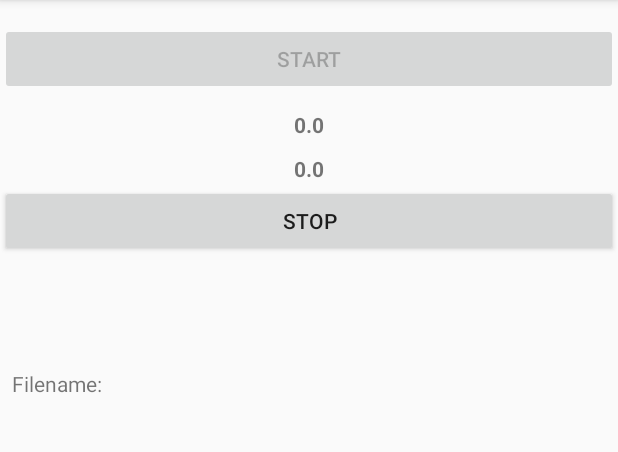
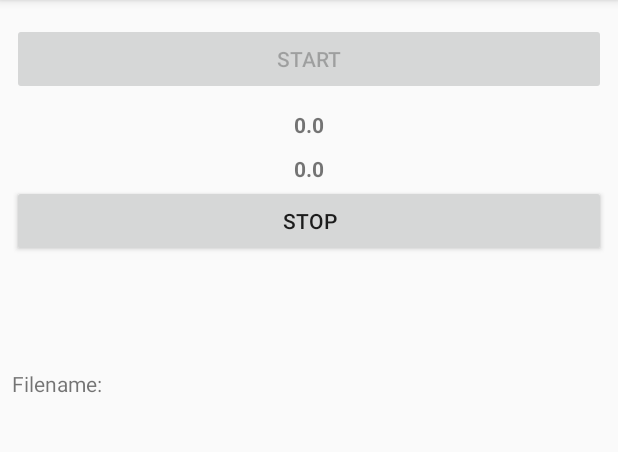
Before and after one commit to Govoz/InertialTracker, an Android app: the MainActivity screen opened directly, with no data from a screen before it, after a tap on an icon or button, on a phone screen of 412 x 824 dp, the part 84-536 px from its top. Run offline under Robolectric (Android 15) with nearby library versions, the phone set to English and light mode, and no system bars; 2 other taps on this screen came first.

Commit message:
.........

```diff
--- a/app/src/main/AndroidManifest.xml
+++ b/app/src/main/AndroidManifest.xml
@@ -16,15 +16,18 @@
         android:label="@string/app_name"
         android:supportsRtl="true"
         android:theme="@style/Theme.AppCompat.Light.NoActionBar">
-        <activity android:name=".MainActivity">
+        <activity
+            android:name=".MainActivity"
+            android:screenOrientation="portrait">
             <intent-filter>
                 <action android:name="android.intent.action.MAIN"/>
 
                 <category android:name="android.intent.category.LAUNCHER"/>
             </intent-filter>
         </activity>
-        <activity android:name=".TestActivity"/>
-
+        <activity
+            android:name=".TestActivity"
+            android:screenOrientation="portrait"/>
         <service android:name=".logData"/>
         <service android:name=".checkSend"/>
     </application>
--- a/app/src/main/java/com/example/federico/inertialtracker/JsonUtils.java
+++ b/app/src/main/java/com/example/federico/inertialtracker/JsonUtils.java
@@ -154,12 +154,6 @@ class JsonUtils {
     return file;
   }
 
-  static String readJsonFile() {
-    prepareJson();
-    String json = getJsonFile().toString();
-
-    return json;
-  }
 
   static JSONObject prepareToSend() {
     prepareJson();
--- a/app/src/main/java/com/example/federico/inertialtracker/MainActivity.java
+++ b/app/src/main/java/com/example/federico/inertialtracker/MainActivity.java
@@ -1,6 +1,5 @@
 package com.example.federico.inertialtracker;
 
-import android.app.Activity;
 import android.content.Intent;
 import android.location.Location;
 import android.net.Uri;
@@ -15,16 +14,6 @@ import android.view.View;
 import android.widget.Button;
 import android.widget.TextView;
 import android.widget.Toast;
-
-import org.json.JSONObject;
-
-import java.io.File;
-import java.io.FileNotFoundException;
-import java.io.FileOutputStream;
-import java.io.IOException;
-import java.io.OutputStreamWriter;
-
-import static java.security.AccessController.getContext;
 
 public class MainActivity extends AppCompatActivity {
 
@@ -47,7 +36,7 @@ public class MainActivity extends AppCompatActivity {
 
     //--------------START BUTTON -----------------------------------------
     final Button start = (Button) findViewById(R.id.start_button);
-    final Button stop = (Button) findViewById(R.id.stop);
+    final Button stop = (Button) findViewById(R.id.stop_button);
 
     start.setOnClickListener(new View.OnClickListener() {
       @Override
@@ -55,7 +44,7 @@ public class MainActivity extends AppCompatActivity {
         Toast.makeText(MainActivity.this, "Start", Toast.LENGTH_SHORT).show();
 
         // Get GPS Position && set Label
-          startGps = position.getGpsPosition(MainActivity.this);
+        startGps = position.getGpsPosition();
         TextView latitudeText = (TextView) findViewById(R.id.latitudeGPS_start);
         TextView longitudeText = (TextView) findViewById(R.id.longitudeGPS_start);
 
@@ -87,7 +76,7 @@ public class MainActivity extends AppCompatActivity {
 
       @Override
       public void onClick(View v) {
-        stopGps = position.getGpsPosition(MainActivity.this);
+        stopGps = position.getGpsPosition();
 
         TextView latitudeText = (TextView) findViewById(R.id.latitudeGPS_stop);
         TextView longitudeText = (TextView) findViewById(R.id.longitudeGPS_stop);
@@ -109,7 +98,7 @@ public class MainActivity extends AppCompatActivity {
         String longitudeStart = String.valueOf(startGps.getLongitude());
         String latitudeStop = String.valueOf(stopGps.getLatitude());
         String longitudeStop = String.valueOf(stopGps.getLongitude());
-        String fileName = JsonUtils.setFileName(latitudeStart, longitudeStart, latitudeStop, longitudeStop );
+        String fileName = JsonUtils.setFileName(latitudeStart, longitudeStart, latitudeStop, longitudeStop);
 
         String jsonString = JsonUtils.save(MainActivity.this, fileName);
 
@@ -120,6 +109,9 @@ public class MainActivity extends AppCompatActivity {
 
         TextView labelFileName = (TextView) findViewById(R.id.filenameTextView);
         labelFileName.setText(fileName);
+
+        View hr = (View) findViewById(R.id.hr);
+        hr.setVisibility(View.VISIBLE);
       }
     });
 
@@ -203,6 +195,7 @@ public class MainActivity extends AppCompatActivity {
     });
   }
 
+
   @Override
   public boolean onCreateOptionsMenu(Menu menu) {
     MenuInflater inflater = getMenuInflater();
--- a/app/src/main/java/com/example/federico/inertialtracker/TestActivity.java
+++ b/app/src/main/java/com/example/federico/inertialtracker/TestActivity.java
@@ -15,7 +15,7 @@ import android.widget.Toast;
 public class TestActivity extends AppCompatActivity {
 
   Button activate;
-  private static Location startGps;
+  Location startGps;
   gpsPosition position;
   Menu mMenu;
 
@@ -35,7 +35,7 @@ public class TestActivity extends AppCompatActivity {
     activate.setOnClickListener(new View.OnClickListener() {
       @Override
       public void onClick(View v) {
-        startGps = position.getGpsPosition(TestActivity.this);
+        startGps = position.getGpsPosition();
 
         motionDetection();
         activate.setEnabled(false);
--- a/app/src/main/java/com/example/federico/inertialtracker/gpsPosition.java
+++ b/app/src/main/java/com/example/federico/inertialtracker/gpsPosition.java
@@ -53,7 +53,7 @@ class gpsPosition {
     }
   }
 
-  public Location getGpsPosition(Context c) {
+  public Location getGpsPosition() {
     if (mCurrentLocation != null) {
       double latitude = mCurrentLocation.getLatitude();
       double longitude = mCurrentLocation.getLongitude();
--- a/app/src/main/java/com/example/federico/inertialtracker/logData.java
+++ b/app/src/main/java/com/example/federico/inertialtracker/logData.java
@@ -58,7 +58,6 @@ public class logData extends ParallelIntentService implements SensorEventListene
     Log.d(TAG, "onHandleIntent(Intent); Started, thread id: " + Thread.currentThread().getId());
 
     try {
-      // voglio provare a mettere tutto questo tranne lo sleep nel costruttore
       mSensorManager = (SensorManager) getSystemService(Context.SENSOR_SERVICE);
 
       accelerometer = mSensorManager.getDefaultSensor(Sensor.TYPE_ACCELEROMETER);
--- a/app/src/main/res/layout/activity_main.xml
+++ b/app/src/main/res/layout/activity_main.xml
@@ -1,12 +1,11 @@
 <?xml version="1.0" encoding="utf-8"?>
 <RelativeLayout xmlns:android="http://schemas.android.com/apk/res/android"
-    xmlns:tools="http://schemas.android.com/tools"
-    xmlns:app="http://schemas.android.com/apk/res-auto"
-    android:id="@+id/activity_main"
-    android:layout_width="match_parent"
-    android:layout_height="match_parent"
-
-    tools:context="com.example.federico.inertialtracker.MainActivity">
+                xmlns:app="http://schemas.android.com/apk/res-auto"
+                xmlns:tools="http://schemas.android.com/tools"
+                android:id="@+id/activity_main"
+                android:layout_width="match_parent"
+                android:layout_height="match_parent"
+                tools:context="com.example.federico.inertialtracker.MainActivity">
 
     <android.support.v7.widget.Toolbar
         android:id="@+id/my_toolbar"
@@ -18,92 +17,107 @@
         app:popupTheme="@style/ThemeOverlay.AppCompat.Dark"/>
 
     <Button
-        android:text="Start"
+        android:id="@+id/start_button"
         android:layout_width="match_parent"
         android:layout_height="wrap_content"
         android:layout_below="@+id/my_toolbar"
         android:layout_marginTop="15dp"
-        android:id="@+id/start_button"/>
+        android:layout_marginStart="8dp"
+        android:layout_marginEnd="8dp"
+        android:text="Start"/>
 
     <TextView
-        android:text="Latitude"
+        android:id="@+id/latitudeGPS_start"
         android:layout_width="match_parent"
         android:layout_height="wrap_content"
-        android:id="@+id/latitudeGPS_start"
+        android:layout_alignParentStart="true"
         android:layout_below="@+id/start_button"
-        android:layout_alignParentStart="true"
         android:layout_marginTop="10dp"
+        android:text="Latitude"
+        android:textAlignment="center"
         android:textStyle="normal|bold"
-        android:visibility = "gone"
-        android:textAlignment="center"/>
+        android:visibility="gone"/>
 
     <TextView
-        android:text="Longitude"
+        android:id="@+id/longitudeGPS_start"
         android:layout_width="match_parent"
         android:layout_height="wrap_content"
-        android:id="@+id/longitudeGPS_start"
+        android:layout_alignParentStart="true"
         android:layout_below="@+id/latitudeGPS_start"
-        android:layout_alignParentStart="true"
         android:layout_marginTop="10dp"
+        android:text="Longitude"
+        android:textAlignment="center"
         android:textStyle="normal|bold"
-        android:visibility = "gone"
-        android:textAlignment="center"/>
+        android:visibility="gone"/>
 
     <Button
-        android:text="stop"
+        android:id="@+id/stop_button"
         android:layout_width="match_parent"
         android:layout_height="wrap_content"
-        android:id="@+id/stop"
+        android:layout_alignParentStart="true"
         android:layout_below="@+id/start_button"
-        android:layout_alignParentStart="true"
+        android:layout_marginTop="60dp"
+        android:layout_marginStart="8dp"
+        android:layout_marginEnd="8dp"
         android:enabled="false"
-        android:layout_marginTop="60dp"/>
+        android:text="stop"/>
 
     <TextView
-        android:text="Latitude"
+        android:id="@+id/latitudeGPS_stop"
         android:layout_width="match_parent"
         android:layout_height="wrap_content"
-        android:id="@+id/latitudeGPS_stop"
-        android:layout_below="@+id/stop"
         android:layout_alignParentStart="true"
+        android:layout_below="@+id/stop_button"
         android:layout_marginTop="10dp"
+        android:text="Latitude"
+        android:textAlignment="center"
         android:textStyle="normal|bold"
-        android:visibility = "invisible"
-        android:textAlignment="center"/>
+        android:visibility="invisible"/>
 
     <TextView
-        android:text="Longitude"
+        android:id="@+id/longitudeGPS_stop"
         android:layout_width="match_parent"
         android:layout_height="wrap_content"
-        android:id="@+id/longitudeGPS_stop"
+        android:layout_alignParentStart="true"
         android:layout_below="@+id/latitudeGPS_stop"
-        android:layout_alignParentStart="true"
         android:layout_marginTop="10dp"
+        android:text="Longitude"
+        android:textAlignment="center"
         android:textStyle="normal|bold"
-        android:visibility = "invisible"
-        android:textAlignment="center"/>
+        android:visibility="invisible"/>
 
     <TextView
-        android:text=""
+        android:id="@+id/jsonText"
         android:layout_width="match_parent"
         android:layout_height="wrap_content"
-        android:id="@+id/jsonText"
-        android:layout_marginTop="38dp"
-        android:textStyle="normal"
+        android:layout_alignParentStart="true"
+        android:layout_below="@+id/filenameTextView"
+        android:layout_marginTop="16dp"
+        android:layout_marginStart="8dp"
+        android:layout_marginEnd="8dp"
+        android:maxLines="100"
         android:scrollbars="vertical"
-        android:maxLines="100"
-        android:layout_below="@+id/filenameTextView"
-        android:layout_alignParentStart="true"/>
+        android:text=""
+        android:textStyle="normal"/>
 
 
     <TextView
-        android:text="Filename:"
+        android:id="@+id/filenameTextView"
         android:layout_width="wrap_content"
         android:layout_height="wrap_content"
+        android:layout_below="@+id/longitudeGPS_stop"
         android:layout_marginStart="8dp"
-        android:id="@+id/filenameTextView"
-        android:layout_below="@+id/longitudeGPS_stop"
-        android:layout_marginTop="16dp"/>
+        android:layout_marginEnd="8dp"
+        android:layout_marginTop="16dp"
+        android:text="Filename:"/>
+
+    <View
+        android:id="@+id/hr"
+        android:layout_width="match_parent"
+        android:layout_height="1dp"
+        android:visibility="invisible"
+        android:layout_below="@+id/filenameTextView"
+        android:background="@android:color/darker_gray"/>
 
 
 </RelativeLayout>
```
Lines whose indentation alone changed are shown as unchanged.
